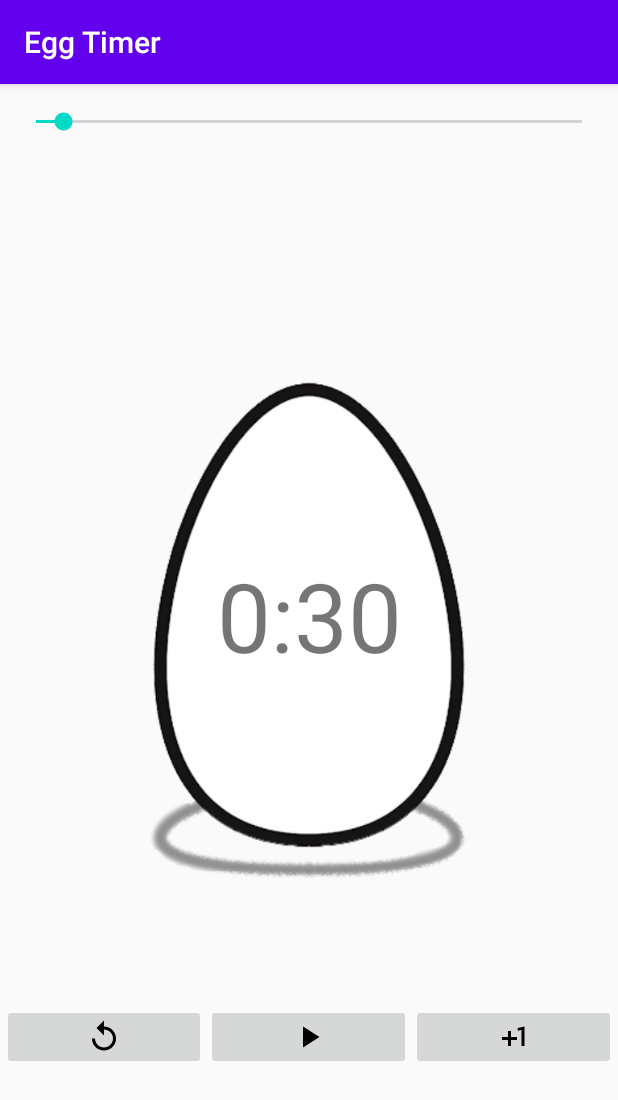
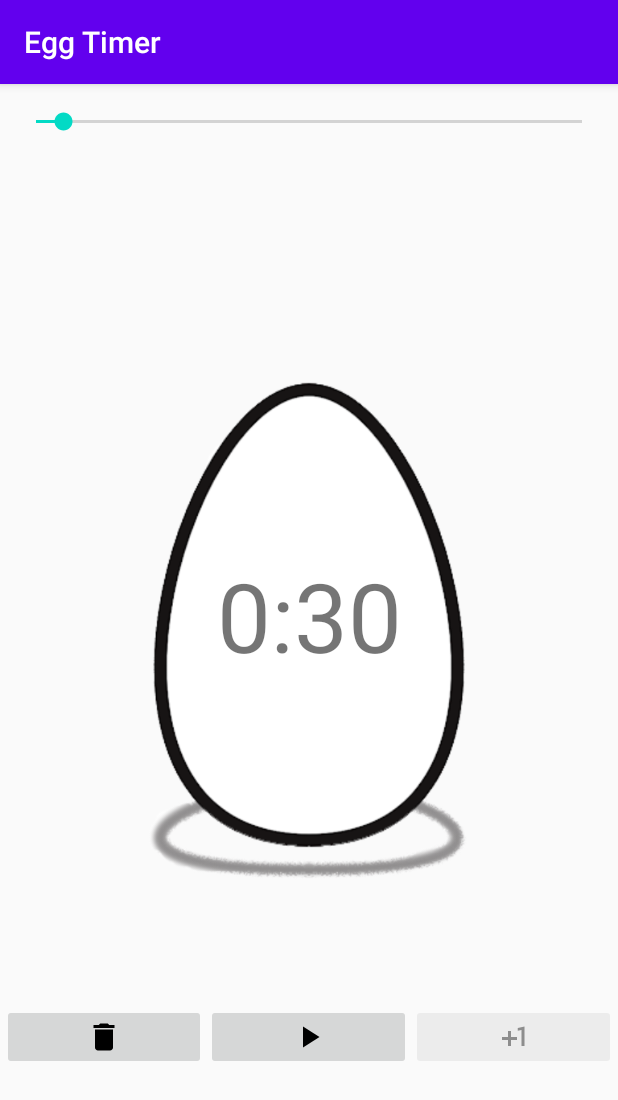
Before and after one commit to amanaggarwal1/EggTimer, an Android app: the screen it shows after launch (MainActivity), on a phone screen of 412 x 824 dp. Shown: the top 1100 px of the screen. Run offline under Robolectric (Android 15) with nearby library versions, the phone set to English and light mode, and no system bars.

Commit message:
Added functionality to reset the timer at the position which user set last time. Added functionality to increase the active timer duration by 1 minute(may be multiple times).

```diff
--- a/app/src/main/res/layout/activity_main.xml
+++ b/app/src/main/res/layout/activity_main.xml
@@ -67,19 +67,19 @@
         app:layout_constraintTop_toBottomOf="@+id/eggIV">
 
         <ImageButton
-            android:id="@+id/resetImageButton"
+            android:id="@+id/deleteImageButton"
             android:layout_width="wrap_content"
             android:layout_height="wrap_content"
             android:layout_weight="1"
-            android:onClick="triggerStop"
-            app:srcCompat="@drawable/ic_reset_image_button" />
+            android:onClick="deleteButtonPressed"
+            app:srcCompat="@drawable/ic_delete" />
 
         <ImageButton
             android:id="@+id/startImageButton"
             android:layout_width="wrap_content"
             android:layout_height="wrap_content"
             android:layout_weight="1"
-            android:onClick="triggerCountDown"
+            android:onClick="playButtonPressed"
             app:srcCompat="@drawable/ic_play_image_button" />
 
         <ImageButton
@@ -87,6 +87,7 @@
             android:layout_width="wrap_content"
             android:layout_height="wrap_content"
             android:layout_weight="1"
+            android:onClick="plusOneButtonPressed"
             app:srcCompat="@drawable/ic_plus_one" />
     </LinearLayout>
 
```
Also changed, not shown: app/src/main/java/com/example/eggtimer/MainActivity.java (+53 -16 lines).
